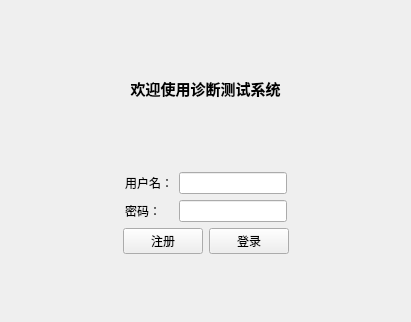
Before: the Qt Designer form loginview.ui in Meroasis/QtMedicinesystem, drawn with Qt 5.
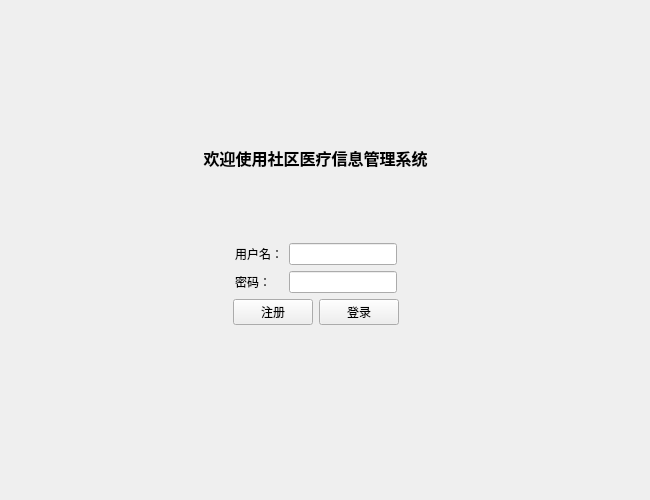
After: the same form once the commit is applied.

What changed in the file:
```diff
--- a/loginview.ui
+++ b/loginview.ui
@@ -6,8 +6,8 @@
    <rect>
     <x>0</x>
     <y>0</y>
-    <width>411</width>
-    <height>322</height>
+    <width>650</width>
+    <height>500</height>
    </rect>
   </property>
   <property name="sizePolicy">
@@ -22,8 +22,8 @@
   <widget class="QWidget" name="layoutWidget">
    <property name="geometry">
     <rect>
-     <x>30</x>
-     <y>10</y>
+     <x>140</x>
+     <y>80</y>
      <width>351</width>
      <height>311</height>
     </rect>
@@ -48,7 +48,7 @@
        <enum>Qt::LayoutDirection::LeftToRight</enum>
       </property>
       <property name="text">
-       <string>&lt;html&gt;&lt;head/&gt;&lt;body&gt;&lt;p&gt;&lt;span style=&quot; font-size:11pt; font-weight:700;&quot;&gt;欢迎使用诊断测试系统&lt;/span&gt;&lt;/p&gt;&lt;/body&gt;&lt;/html&gt;</string>
+       <string>&lt;html&gt;&lt;head/&gt;&lt;body&gt;&lt;p&gt;&lt;span style=&quot; font-size:12pt; font-weight:700;&quot;&gt;欢迎使用社区医疗信息管理系统&lt;/span&gt;&lt;span style=&quot; font-family:'MicrosoftYaHei'; font-size:12pt; font-weight:700; color:#333333;&quot;&gt;&lt;/span&gt;&lt;/p&gt;&lt;/body&gt;&lt;/html&gt;</string>
       </property>
       <property name="alignment">
        <set>Qt::AlignmentFlag::AlignCenter</set>
```
